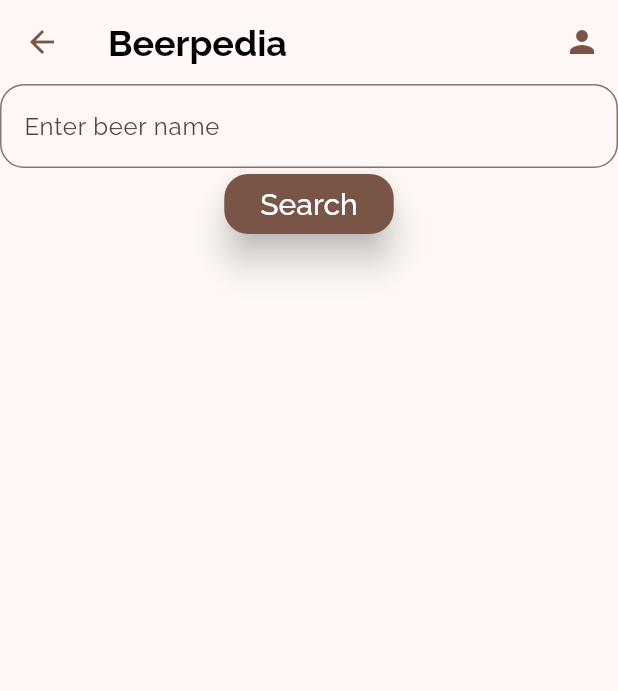
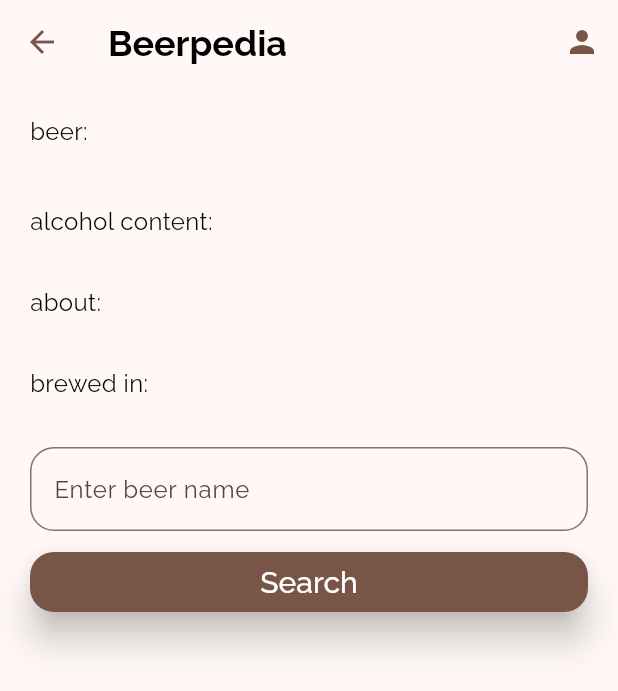
Before and after one commit to konradkulak/beer_ranking, a Flutter app: the BeerpediaPage screen opened directly, on a phone screen of 412 x 824 dp. Shown: the top 691 px of the screen. Run offline on Flutter 3.47's test engine with Material 3 defaults, Android fonts, the phone set to English and light mode, and no system bars; our stand-ins replace bloc, cloud_firestore, dio, firebase_auth, firebase_core, flutter_bloc and 1 more; missing offline and left inert: firebase_ui_auth; accounts and stored records are empty.

Commit message:
Modify and improve the UI of beerpedia page.  Add new global text style in app.dart

```diff
--- a/lib/app.dart
+++ b/lib/app.dart
@@ -40,7 +40,7 @@ class MyApp extends StatelessWidget {
             ),
           ),
           headlineSmall: GoogleFonts.raleway(
-            //brewery name (implement manually)
+            //brewery name, beer name(beerpedia) (implement manually)
             textStyle: const TextStyle(
               color: Colors.black,
               fontSize: 20,
@@ -59,6 +59,14 @@ class MyApp extends StatelessWidget {
             textStyle: const TextStyle(
               color: Colors.black,
               fontSize: 16,
+            ),
+          ),
+          bodySmall: GoogleFonts.raleway(
+            //beerpedia search result body text
+            textStyle: const TextStyle(
+              color: Colors.black,
+              fontSize: 16,
+              fontWeight: FontWeight.bold,
             ),
           ),
           labelMedium: GoogleFonts.raleway(
--- a/lib/features/beerpedia/pages/beerpedia_page.dart
+++ b/lib/features/beerpedia/pages/beerpedia_page.dart
@@ -35,7 +35,6 @@ class BeerpediaPage extends StatelessWidget {
               child: CircularProgressIndicator(),
             );
           }
-          final beerpediaModel = state.beerpediaModel;
           return Scaffold(
             appBar: AppBar(
               title: const Text('Beerpedia'),
@@ -52,15 +51,7 @@ class BeerpediaPage extends StatelessWidget {
                 ),
               ],
             ),
-            body: Column(
-              children: [
-                if (beerpediaModel != null)
-                  _BeerpediaContent(
-                    beerpediaModel: beerpediaModel,
-                  ),
-                _BeerpediaSearch()
-              ],
-            ),
+            body: _BeerpediaContent(beerpediaModel: state.beerpediaModel),
           );
         },
       ),
@@ -69,49 +60,57 @@ class BeerpediaPage extends StatelessWidget {
 }
 
 class _BeerpediaContent extends StatelessWidget {
-  const _BeerpediaContent({
+  _BeerpediaContent({
     required this.beerpediaModel,
   });
 
-  final BeerpediaModel beerpediaModel;
+  final BeerpediaModel? beerpediaModel;
+  final _controller = TextEditingController();
 
   @override
   Widget build(BuildContext context) {
     return BlocBuilder<BeerpediaCubit, BeerpediaState>(
       builder: (context, state) {
-        return Column(
+        return Padding(
+          padding: const EdgeInsets.all(20.0),
+          child: ListView(
             children: [
-            Text(beerpediaModel.title),
-            Text(beerpediaModel.alcohol),
-            Text(beerpediaModel.description),
-            Text(beerpediaModel.country),
-          ],
-        );
-      },
-    );
-  }
-}
-
-class _BeerpediaSearch extends StatelessWidget {
-  _BeerpediaSearch();
-
-  final _controller = TextEditingController();
-
-  @override
-  Widget build(BuildContext context) {
-    return Column(
-      children: [
+              const Text('beer:'),
+              Text(
+                beerpediaModel?.title ?? '',
+                style: Theme.of(context).textTheme.headlineSmall,
+              ),
+              const SizedBox(height: 10.0),
+              const Text('alcohol content:'),
+              Text(
+                beerpediaModel?.alcohol ?? '',
+                style: Theme.of(context).textTheme.bodySmall,
+              ),
+              const SizedBox(height: 10.0),
+              const Text('about:'),
+              Text(
+                beerpediaModel?.description ?? '',
+                style: Theme.of(context).textTheme.bodySmall,
+              ),
+              const SizedBox(height: 10.0),
+              const Text('brewed in:'),
+              Text(
+                beerpediaModel?.country ?? '',
+                style: Theme.of(context).textTheme.bodySmall,
+              ),
+              const SizedBox(height: 10.0),
               TextField(
                 controller: _controller,
                 decoration: InputDecoration(
                   labelText: 'Enter beer name',
-            hintText: 'Spring',
+                  hintText: 'Sagres',
                   hintStyle: Theme.of(context).textTheme.labelMedium,
                   border: OutlineInputBorder(
                     borderRadius: BorderRadius.circular(16.0),
                   ),
                 ),
               ),
+              const SizedBox(height: 10),
               ElevatedButton(
                 onPressed: () {
                   context
@@ -121,6 +120,9 @@ class _BeerpediaSearch extends StatelessWidget {
                 child: const Text('Search'),
               ),
             ],
+          ),
+        );
+      },
     );
   }
 }
```
Lines whose indentation alone changed are shown as unchanged.
